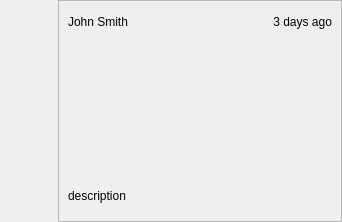
Old version of the form python/app/widgets/activity_stream/resources/new_item_widget.ui in the repository shotgunsoftware/tk-multi-shotgunpanel.
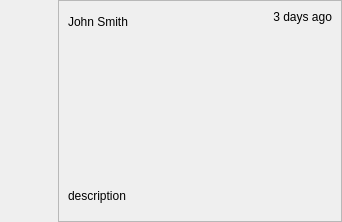
New version of the form. Icons and pictures are not drawn. Custom widgets are drawn as their Qt base class.

Patch:
```diff
--- a/python/app/widgets/activity_stream/resources/new_item_widget.ui
+++ b/python/app/widgets/activity_stream/resources/new_item_widget.ui
@@ -107,7 +107,7 @@
            <string>3 days ago</string>
           </property>
           <property name="alignment">
-           <set>Qt::AlignRight|Qt::AlignTrailing|Qt::AlignVCenter</set>
+           <set>Qt::AlignRight|Qt::AlignTop|Qt::AlignTrailing</set>
           </property>
           <property name="wordWrap">
            <bool>true</bool>
```
